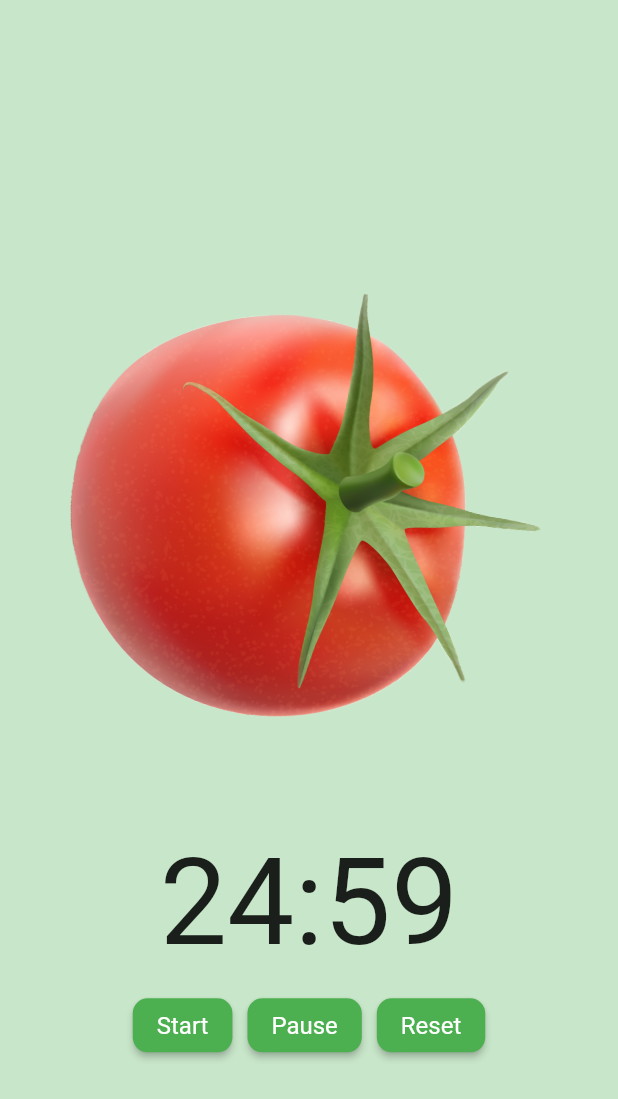
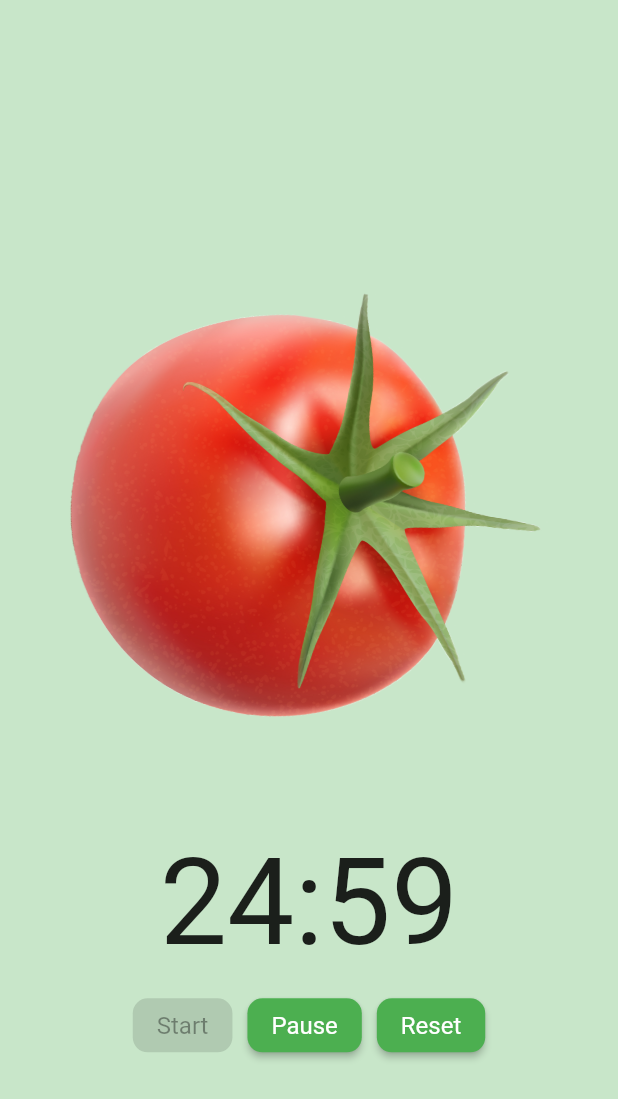
Before and after one commit to ShuaibBastaki/pomo-timer-app, a Flutter app: the screen it shows after launch, after a tap on "Start", on a phone screen of 412 x 824 dp. Shown: the top 1099 px of the screen. Run offline on Flutter 3.47's test engine with Material 2 defaults, Android fonts, the phone set to English and light mode, and no system bars; our stand-ins replace animated_splash_screen, google_fonts; Roboto replaces fonts that are missing (Pompiere).

Commit message:
multiple commits

```diff
--- a/lib/home_page.dart
+++ b/lib/home_page.dart
@@ -16,7 +16,7 @@ class HomePage extends StatefulWidget {
 class _HomePageState extends State<HomePage>
     with SingleTickerProviderStateMixin {
   AnimationController? _animationController;
-
+  bool isButtonActive = true;
   Duration startTime = const Duration(minutes: 25);
   Timer? countdownTimer;
 
@@ -68,8 +68,10 @@ class _HomePageState extends State<HomePage>
   }
 
   void _startTimer() {
-    countdownTimer =
-        Timer.periodic(const Duration(seconds: 1), (_) => setCountDown());
+    setState(() {
+      countdownTimer =
+          Timer.periodic(const Duration(seconds: 1), (_) => setCountDown());
+    });
   }
 
   void _rotateTomato(Image image) {
@@ -134,10 +136,15 @@ class _HomePageState extends State<HomePage>
               mainAxisAlignment: MainAxisAlignment.center,
               children: [
                 CustomButton(
-                  onPressed: () {
-                    _startTimer();
-                    _rotateTomato(tomatoIMG);
-                  },
+                  onPressed: isButtonActive
+                      ? () {
+                          setState(() {
+                            _startTimer();
+                            _rotateTomato(tomatoIMG);
+                            isButtonActive = false;
+                          });
+                        }
+                      : null,
                   borderRadius: 10,
                   primary: Colors.green,
                   textColor: Colors.white,
@@ -150,6 +157,7 @@ class _HomePageState extends State<HomePage>
                   onPressed: () {
                     _pauseTimer();
                     _stopTomato();
+                    isButtonActive = true;
                   },
                   borderRadius: 10,
                   primary: Colors.green,
@@ -163,6 +171,7 @@ class _HomePageState extends State<HomePage>
                   onPressed: () {
                     _resetTimer();
                     _resetTomato();
+                    isButtonActive = true;
                   },
                   borderRadius: 10,
                   primary: Colors.green,
--- a/lib/main.dart
+++ b/lib/main.dart
@@ -13,13 +13,13 @@ class MyApp extends StatelessWidget {
   Widget build(BuildContext context) {
     return MaterialApp(
       debugShowCheckedModeBanner: false,
-      title: 'Pomodoro Timer',
+      title: 'Pomato Timer',
       theme: ThemeData(
         scaffoldBackgroundColor: Colors.green.shade100,
         primarySwatch: Colors.green,
       ),
       home: AnimatedSplashScreen(
-        splash: "assets/logo.png",
+        splash: "assets/company_logo.png",
         duration: 1800,
         backgroundColor: const Color.fromARGB(255, 28, 52, 35),
         splashTransition: SplashTransition.fadeTransition,
```
Also changed, not shown: pubspec.yaml (+7 -0 lines), assets/app_logo.png (added), assets/company_logo.png (renamed from assets/logo.png), pubspec.lock, 24 other files.
